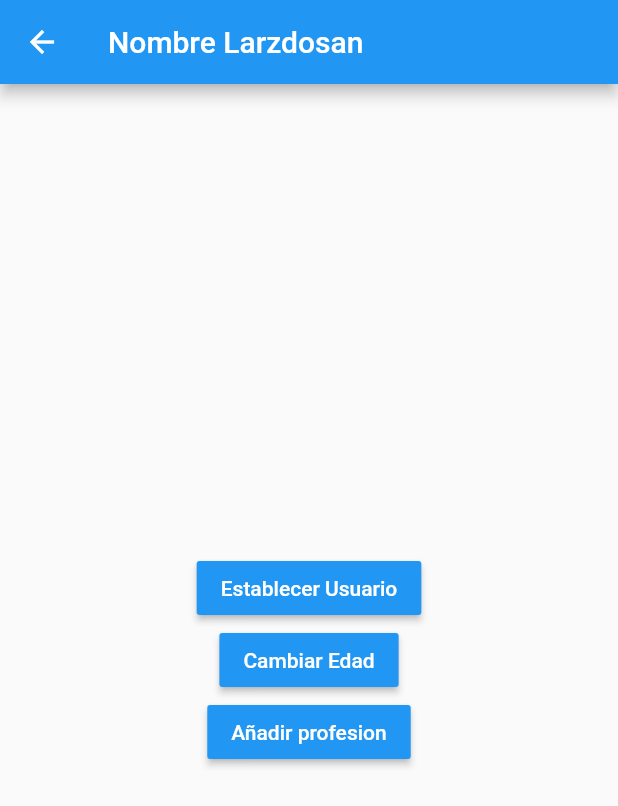
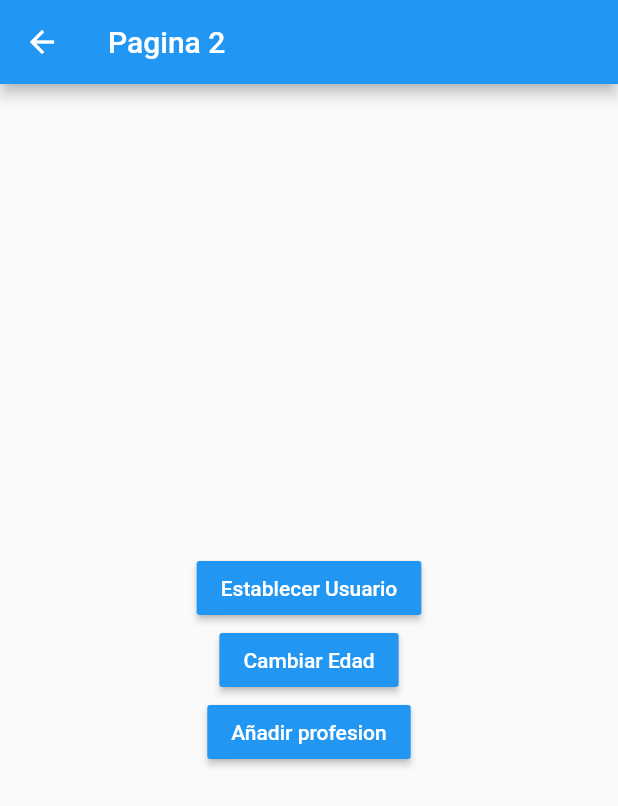
Before and after one commit to LarzlRael/flutter_advance, a Flutter app: the Pagina2Page screen opened by its route, after a tap on "Establecer Usuario", on a phone screen of 412 x 824 dp. Shown: the top 806 px of the screen. Run offline on Flutter 3.47's test engine with Material 2 defaults, Android fonts, the phone set to English and light mode, and no system bars; our stand-ins replace bloc, flutter_bloc, flutter_secure_storage, pie_chart, pull_to_refresh, socket_io_client; accounts and stored records are empty.

```diff
--- /dev/null
+++ b/03 State managers/singleton/lib/block/usuario/usuario_bloc.dart
@@ -0,0 +1,33 @@
+import 'package:bloc/bloc.dart';
+import 'package:meta/meta.dart';
+
+import 'package:singleton/models/usuario.dart';
+part 'usuario_event.dart';
+part 'usuario_state.dart';
+
+class UsuarioBloc extends Bloc<UsuarioEvent, UsuarioState> {
+  UsuarioBloc() : super(UsuarioState());
+
+  @override
+  Stream<UsuarioState> mapEventToState(UsuarioEvent event) async* {
+    print(event);
+    if (event is ActivadorUsuario) {
+      yield state.copyWith(usuario: event.usuario);
+    } else if (event is CambiarEdad) {
+      yield state.copyWith(
+        usuario: state.usuario?.copyWith(edad: event.edad),
+      );
+    } else if (event is AgregarProfesion) {
+      yield state.copyWith(
+        usuario: state.usuario!.copyWith(
+          profesiones: [
+            ...state.usuario!.profesiones,
+            event.profesion,
+          ],
+        ),
+      );
+    } else if (event is BorrarUsuario) {
+      yield state.estadoInicial();
+    }
+  }
+}
--- /dev/null
+++ b/03 State managers/singleton/lib/block/usuario/usuario_event.dart
@@ -0,0 +1,23 @@
+part of 'usuario_bloc.dart';
+
+@immutable
+@immutable
+abstract class UsuarioEvent {}
+
+class ActivadorUsuario extends UsuarioEvent {
+  final Usuario usuario;
+
+  ActivadorUsuario(this.usuario);
+}
+
+class CambiarEdad extends UsuarioEvent {
+  final int edad;
+  CambiarEdad(this.edad);
+}
+
+class AgregarProfesion extends UsuarioEvent {
+  final String profesion;
+  AgregarProfesion(this.profesion);
+}
+
+class BorrarUsuario extends UsuarioEvent {}
--- /dev/null
+++ b/03 State managers/singleton/lib/block/usuario/usuario_state.dart
@@ -0,0 +1,15 @@
+part of 'usuario_bloc.dart';
+
+class UsuarioState {
+  final bool existeUsuario;
+  final Usuario? usuario;
+
+  UsuarioState({Usuario? user})
+      : usuario = user ?? null,
+        existeUsuario = (user != null) ? true : false;
+
+  UsuarioState copyWith({Usuario? usuario}) =>
+      UsuarioState(user: usuario ?? this.usuario);
+
+  UsuarioState estadoInicial() => UsuarioState();
+}
--- a/03 State managers/singleton/lib/models/usuario.dart
+++ b/03 State managers/singleton/lib/models/usuario.dart
@@ -1,8 +1,8 @@
 class Usuario {
-  String nombre;
-  int edad;
-  List<String> profesiones;
-  bool show;
+  final String nombre;
+  final int edad;
+  final List<String> profesiones;
+  final bool show;
 
   Usuario({
     required this.nombre,
@@ -10,4 +10,17 @@ class Usuario {
     required this.profesiones,
     required this.show,
   });
+
+  Usuario copyWith({
+    String? nombre,
+    int? edad,
+    List<String>? profesiones,
+    bool? show,
+  }) =>
+      Usuario(
+        nombre: nombre ?? this.nombre,
+        edad: edad ?? this.edad,
+        profesiones: profesiones ?? this.profesiones,
+        show: show ?? this.show,
+      );
 }
--- a/03 State managers/singleton/lib/pages/pagina1_page.dart
+++ b/03 State managers/singleton/lib/pages/pagina1_page.dart
@@ -1,32 +1,36 @@
 import 'package:flutter/material.dart';
-import 'package:provider/provider.dart';
+import 'package:flutter_bloc/flutter_bloc.dart';
+
+import 'package:singleton/block/usuario/usuario_bloc.dart';
 import 'package:singleton/models/usuario.dart';
 import 'package:singleton/services/usuario_service.dart';
 
 class Pagina1Page extends StatelessWidget {
   @override
   Widget build(BuildContext context) {
-    final usuarioService = Provider.of<UsuarioService>(context);
-
     return Scaffold(
       appBar: AppBar(
         title: Text('Pagina 1'),
         actions: [
           IconButton(
-            icon: Icon(Icons.exit_to_app),
+            icon: Icon(Icons.delete),
             onPressed: () {
-              usuarioService.removeUsuario();
+              BlocProvider.of<UsuarioBloc>(context).add(BorrarUsuario());
             },
           )
         ],
       ),
-      body: usuarioService.existeUsuario
-          ? InformacionUsuario(
-              usuario: usuarioService.getUsuario,
-            )
-          : Center(
+      body: BlocBuilder<UsuarioBloc, UsuarioState>(
+        builder: (_, state) {
+          if (state.existeUsuario) {
+            return InformacionUsuario(usuario: state.usuario!);
+          } else {
+            return Center(
               child: Text('No hay usuario seleccionado'),
-            ),
+            );
+          }
+        },
+      ),
       floatingActionButton: FloatingActionButton(
         child: Icon(Icons.accessibility_new),
         onPressed: () {
@@ -40,9 +44,8 @@ class Pagina1Page extends StatelessWidget {
 class InformacionUsuario extends StatelessWidget {
   final Usuario usuario;
   const InformacionUsuario({
-    Key? key,
     required this.usuario,
-  }) : super(key: key);
+  });
 
   @override
   Widget build(BuildContext context) {
--- a/03 State managers/singleton/lib/pages/pagina2_page.dart
+++ b/03 State managers/singleton/lib/pages/pagina2_page.dart
@@ -1,17 +1,17 @@
 import 'package:flutter/material.dart';
-import 'package:provider/provider.dart';
+import 'package:flutter_bloc/flutter_bloc.dart';
+import 'package:singleton/block/usuario/usuario_bloc.dart';
 import 'package:singleton/models/usuario.dart';
 import 'package:singleton/services/usuario_service.dart';
 
 class Pagina2Page extends StatelessWidget {
   @override
   Widget build(BuildContext context) {
-    final usuarioService = Provider.of<UsuarioService>(context);
+    final usuarioBloc = BlocProvider.of<UsuarioBloc>(context);
+
     return Scaffold(
       appBar: AppBar(
-        title: usuarioService.existeUsuario
-            ? Text('Nombre ${usuarioService.usuario.nombre}')
-            : Text('Pagina 2'),
+        title: Text('Pagina 2'),
       ),
       body: Center(
         child: Column(
@@ -33,7 +33,7 @@ class Pagina2Page extends StatelessWidget {
                   ],
                   show: true,
                 );
-                usuarioService.setUsuario = newUser;
+                usuarioBloc.add(ActivadorUsuario(newUser));
               },
             ),
             MaterialButton(
@@ -43,17 +43,19 @@ class Pagina2Page extends StatelessWidget {
                 style: TextStyle(color: Colors.white),
               ),
               onPressed: () {
-                usuarioService.cambiarEdad(45);
+                print('cambiendo edad');
+                usuarioBloc.add(CambiarEdad(69));
               },
             ),
             MaterialButton(
-              color: Colors.blue,
-              child: Text(
-                'Añadir profesion',
-                style: TextStyle(color: Colors.white),
-              ),
-              onPressed: usuarioService.agregarProfesion,
-            ),
+                color: Colors.blue,
+                child: Text(
+                  'Añadir profesion',
+                  style: TextStyle(color: Colors.white),
+                ),
+                onPressed: () {
+                  usuarioBloc.add(AgregarProfesion('Nuevo profesion'));
+                }),
           ],
         ),
       ),
--- a/03 State managers/singleton/pubspec.yaml
+++ b/03 State managers/singleton/pubspec.yaml
@@ -28,8 +28,8 @@ dependencies:
   # The following adds the Cupertino Icons font to your application.
   # Use with the CupertinoIcons class for iOS style icons.
   cupertino_icons: ^1.0.2
-  provider: ^5.0.0
-
+  flutter_bloc: ^7.0.1
+  bloc: ^7.0.0
 dev_dependencies:
   flutter_test:
     sdk: flutter
```
Also changed, not shown: 03 State managers/singleton/lib/main.dart (+7 -13 lines), 03 State managers/singleton/lib/services/usuario_service.dart (+15 -15 lines), 03 State managers/singleton/pubspec.lock.
